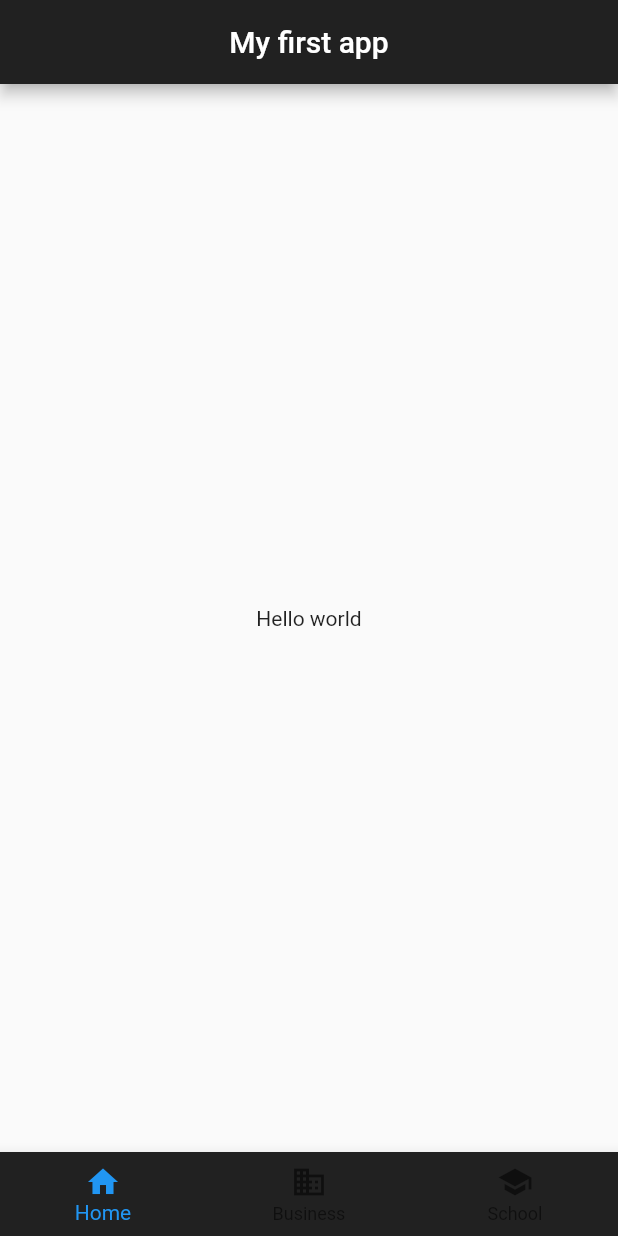
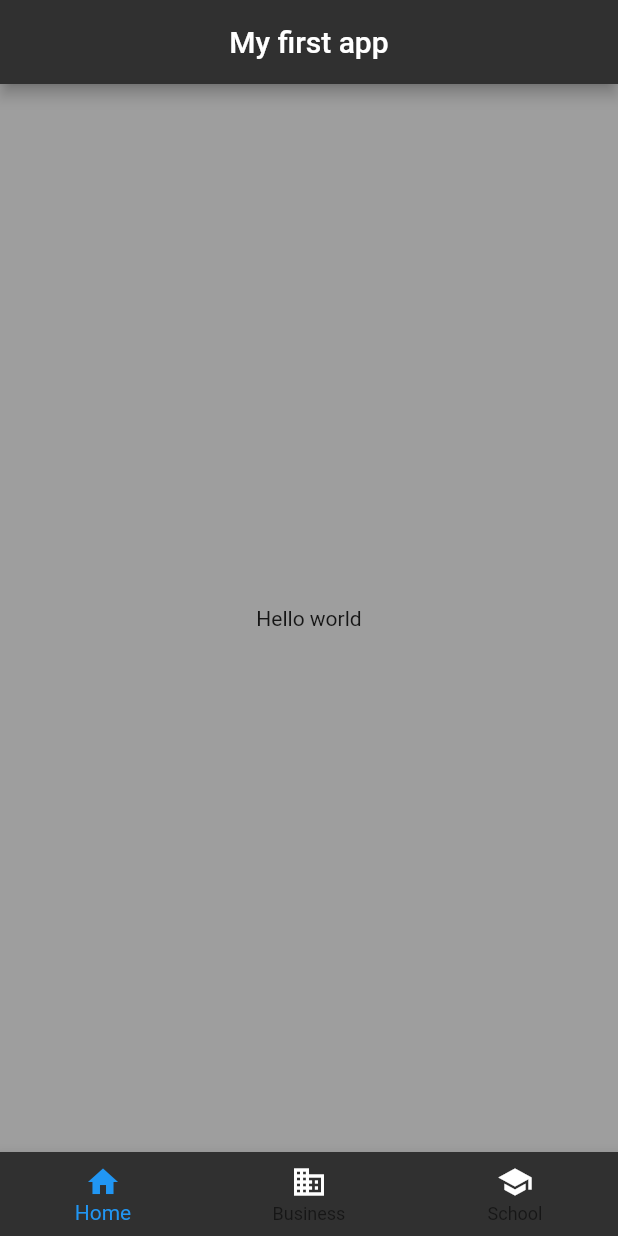
Before and after one commit to gpolli/Flutter-First-App, a Flutter app: the screen it shows after launch, on a phone screen of 412 x 824 dp. Run offline on Flutter 3.47's test engine with Material 2 defaults, Android fonts, the phone set to English and light mode, and no system bars.

Commit message:
Changed basic color

```diff
--- a/lib/main.dart
+++ b/lib/main.dart
@@ -9,10 +9,11 @@ class Home extends StatelessWidget {
   @override
   Widget build(BuildContext context) {
     return Scaffold(
+      backgroundColor: Colors.grey,
       appBar: AppBar(
         title: Text('My first app'),
         centerTitle: true,
-        backgroundColor: Colors.grey[900],
+        backgroundColor: Colors.grey[850],
       ),
       body: Center(
         child: Text('Hello world'),
@@ -21,11 +22,19 @@ class Home extends StatelessWidget {
         items: [
           BottomNavigationBarItem(icon: Icon(Icons.home), title: Text('Home')),
           BottomNavigationBarItem(
-              icon: Icon(Icons.business), title: Text('Business')),
+              icon: Icon(Icons.business, color: Colors.white),
+              title: Text('Business',
+                  style: TextStyle(
+                    color: Colors.white,
+                  ))),
           BottomNavigationBarItem(
-              icon: Icon(Icons.school), title: Text('School')),
+              icon: Icon(Icons.school, color: Colors.white),
+              title: Text('School',
+                  style: TextStyle(
+                    color: Colors.white,
+                  ))),
         ],
-        backgroundColor: Colors.grey[900],
+        backgroundColor: Colors.grey[850],
       ),
     );
   }
```
